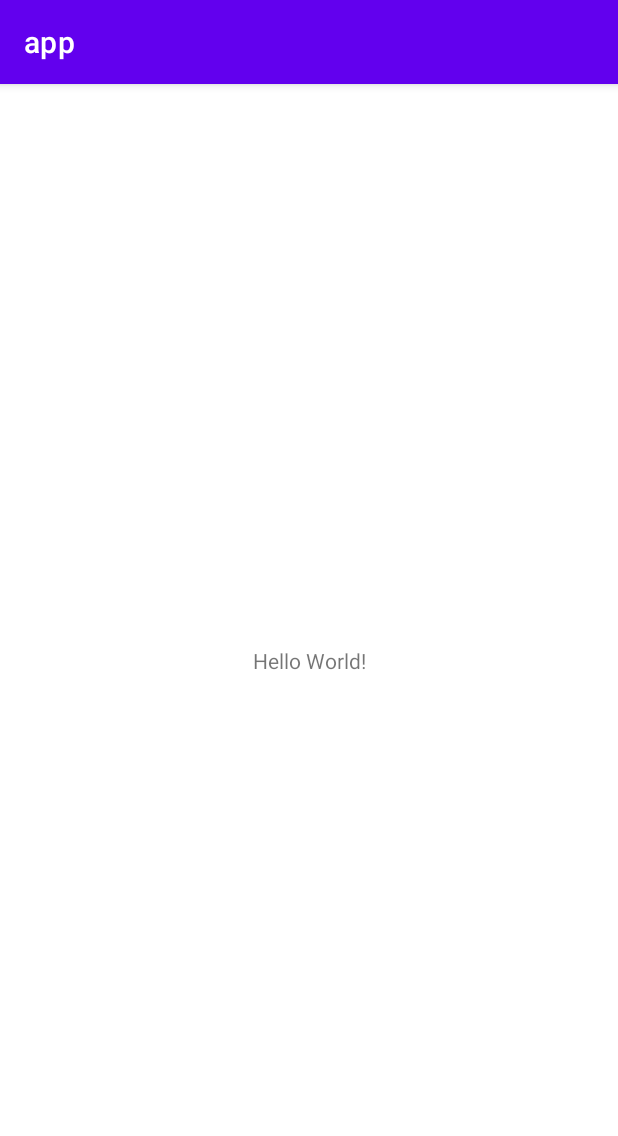
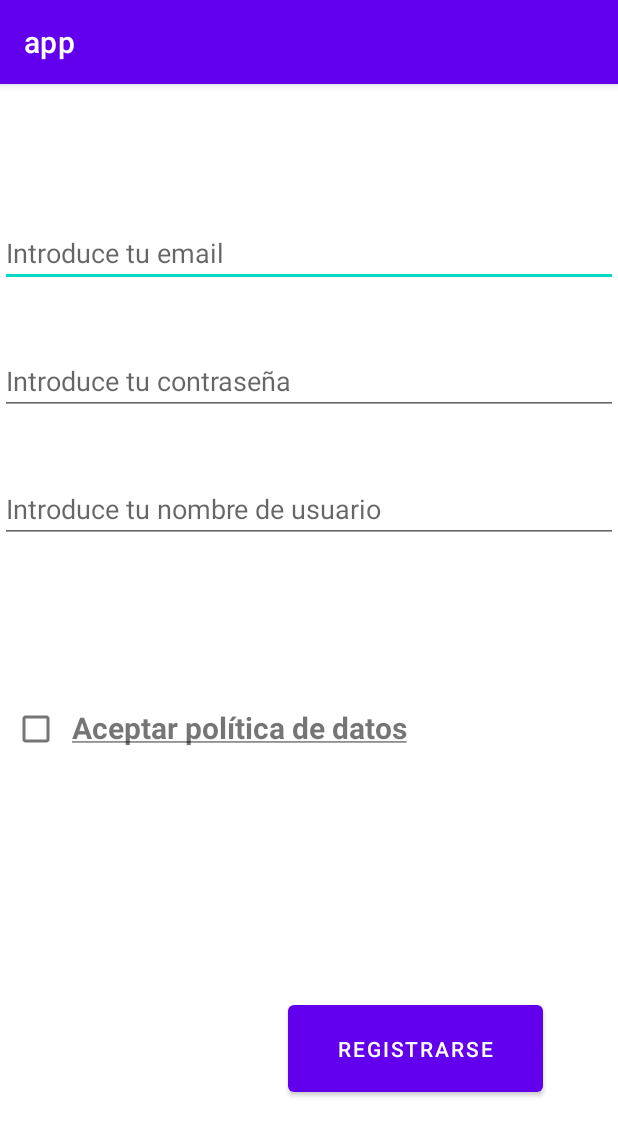
Before and after one commit to Mario7423/PFC_Afundacion, an Android app: the screen it shows after launch (MainActivity before the commit, RegisterActivity after it), on a phone screen of 412 x 824 dp. Shown: the top 1136 px of the screen. Run offline under Robolectric (Android 15) with nearby library versions, the phone set to English and light mode, and no system bars.

Commit message:
Añadida Register Activity, completado layout y añadida comprobación para que se haga un registro con validez

```diff
--- a/app/app/build.gradle
+++ b/app/app/build.gradle
@@ -4,12 +4,12 @@ plugins {
 
 android {
     namespace 'com.example.app'
-    compileSdk 32
+    compileSdk 33
 
     defaultConfig {
         applicationId "com.example.app"
-        minSdk 21
-        targetSdk 32
+        minSdk 28
+        targetSdk 33
         versionCode 1
         versionName "1.0"
 
--- a/app/app/src/main/AndroidManifest.xml
+++ b/app/app/src/main/AndroidManifest.xml
@@ -2,7 +2,7 @@
 <manifest xmlns:android="http://schemas.android.com/apk/res/android"
     xmlns:tools="http://schemas.android.com/tools">
 
-    <uses-permission android:name="android.permission.INTERNET"/>
+    <uses-permission android:name="android.permission.INTERNET" />
 
     <application
         android:allowBackup="true"
@@ -16,6 +16,13 @@
         tools:targetApi="31">
         <activity
             android:name=".MainActivity"
+            android:exported="false">
+            <meta-data
+                android:name="android.app.lib_name"
+                android:value="" />
+        </activity>
+        <activity
+            android:name=".RegisterActivity"
             android:exported="true">
             <intent-filter>
                 <action android:name="android.intent.action.MAIN" />
--- a/app/app/src/main/java/com/example/app/MainActivity.java
+++ b/app/app/src/main/java/com/example/app/MainActivity.java
@@ -10,5 +10,7 @@ public class MainActivity extends AppCompatActivity {
     protected void onCreate(Bundle savedInstanceState) {
         super.onCreate(savedInstanceState);
         setContentView(R.layout.activity_main);
+
+
     }
 }
--- /dev/null
+++ b/app/app/src/main/java/com/example/app/RegisterActivity.java
@@ -0,0 +1,108 @@
+package com.example.app;
+
+import androidx.appcompat.app.AppCompatActivity;
+
+import android.content.Context;
+import android.content.Intent;
+import android.os.Bundle;
+import android.text.SpannableString;
+import android.text.style.UnderlineSpan;
+import android.view.View;
+import android.widget.Button;
+import android.widget.CheckBox;
+import android.widget.EditText;
+import android.widget.TextView;
+import android.widget.Toast;
+
+public class RegisterActivity extends AppCompatActivity {
+
+    private EditText email;
+    private EditText password;
+    private EditText nickname;
+    private CheckBox checkBox;
+    private TextView textViewFromCV;
+    private Button button;
+    private Context context = this;
+
+    @Override
+    protected void onCreate(Bundle savedInstanceState) {
+
+        super.onCreate(savedInstanceState);
+        setContentView(R.layout.activity_register);
+
+        email = findViewById(R.id.email);
+        password = findViewById(R.id.password);
+        nickname = findViewById(R.id.nickname);
+        checkBox = findViewById(R.id.checkbox);
+        textViewFromCV = findViewById(R.id.textViewFromCheckBox);
+        button = findViewById(R.id.button);
+
+        SpannableString underlinedText = new SpannableString(textViewFromCV.getText().toString());
+        underlinedText.setSpan(new UnderlineSpan(), 0, underlinedText.length(), 0);
+        textViewFromCV.setText(underlinedText);
+
+        button.setOnClickListener(new View.OnClickListener() {
+            @Override
+            public void onClick(View view) {
+
+                String emailText = email.getText().toString(), passwordText = password.getText().toString(), nicknameText = nickname.getText().toString();
+                boolean goodEmail = true, goodPassword = true, goodNickname = true;
+
+                if(emailText.isEmpty()){
+
+                    goodEmail = false;
+                    email.setError("Este campo es obligatorio");
+
+                }else{
+
+                    if(!emailText.contains("@")){
+
+                        goodEmail = false;
+                        email.setError("Email no válido");
+
+                    }
+
+                }
+
+                if(passwordText.isEmpty()){
+
+                    goodPassword = false;
+                    password.setError("Este campo es obligatorio");
+
+                }
+
+                if(nicknameText.isEmpty()){
+
+                    goodNickname = false;
+                    nickname.setError("Este campo es obligatorio");
+
+                }
+
+                if(!checkBox.isChecked()){
+
+                    checkBox.setError("Debes aceptar las políticas para poder avanzar");
+
+                }
+
+                if(goodEmail && goodPassword && goodNickname && checkBox.isChecked()){
+
+                    Toast.makeText(context, "Registro completado", Toast.LENGTH_LONG).show();
+
+                }
+
+            }
+        });
+
+        textViewFromCV.setOnClickListener(new View.OnClickListener() {
+            @Override
+            public void onClick(View view) {
+
+//                Intent intent = new Intent(context, PoliticsActivity.class);
+//                startActivity(intent);
+
+                Toast.makeText(context, "Esto muestra la pantalla de Políticas", Toast.LENGTH_LONG).show();
+
+            }
+        });
+    }
+}
--- /dev/null
+++ b/app/app/src/main/res/layout/activity_register.xml
@@ -0,0 +1,64 @@
+<?xml version="1.0" encoding="utf-8"?>
+<androidx.constraintlayout.widget.ConstraintLayout xmlns:android="http://schemas.android.com/apk/res/android"
+    xmlns:app="http://schemas.android.com/apk/res-auto"
+    xmlns:tools="http://schemas.android.com/tools"
+    android:layout_width="match_parent"
+    android:layout_height="match_parent"
+    tools:context=".RegisterActivity">
+
+    <EditText
+        android:id="@+id/email"
+        android:layout_width="match_parent"
+        android:layout_height="wrap_content"
+        android:inputType="textEmailAddress"
+        app:layout_constraintTop_toTopOf="parent"
+        android:layout_marginTop="90dp"
+        android:hint="Introduce tu email"/>
+
+    <EditText
+        android:id="@+id/password"
+        android:inputType="textPassword"
+        android:layout_width="match_parent"
+        android:layout_height="wrap_content"
+        app:layout_constraintTop_toBottomOf="@id/email"
+        android:layout_marginTop="40dp"
+        android:hint="Introduce tu contraseña"/>
+
+    <EditText
+        android:id="@+id/nickname"
+        android:layout_width="match_parent"
+        android:layout_height="wrap_content"
+        app:layout_constraintTop_toBottomOf="@id/password"
+        android:layout_marginTop="40dp"
+        android:hint="Introduce tu nombre de usuario"/>
+
+    <CheckBox
+        android:id="@+id/checkbox"
+        android:layout_width="wrap_content"
+        android:layout_height="wrap_content"
+        app:layout_constraintTop_toBottomOf="@id/nickname"
+        app:layout_constraintStart_toStartOf="parent"
+        android:layout_marginTop="100dp"/>
+
+    <TextView
+        android:id="@+id/textViewFromCheckBox"
+        android:layout_width="250dp"
+        android:layout_height="wrap_content"
+        android:text="Aceptar política de datos"
+        android:textSize="20dp"
+        android:textStyle="bold"
+        app:layout_constraintStart_toEndOf="@+id/checkbox"
+        app:layout_constraintTop_toBottomOf="@id/nickname"
+        android:layout_marginTop="109dp"/>
+
+    <Button
+        android:id="@+id/button"
+        android:layout_width="170dp"
+        android:layout_height="70dp"
+        app:layout_constraintBottom_toBottomOf="parent"
+        app:layout_constraintEnd_toEndOf="parent"
+        android:layout_marginBottom="90dp"
+        android:layout_marginEnd="50dp"
+        android:text="Registrarse"/>
+
+</androidx.constraintlayout.widget.ConstraintLayout>
```
